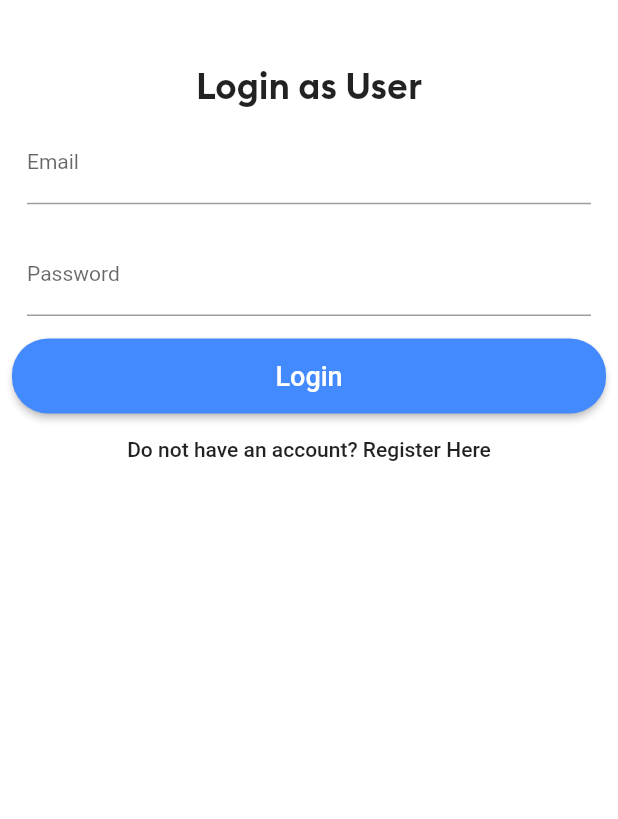
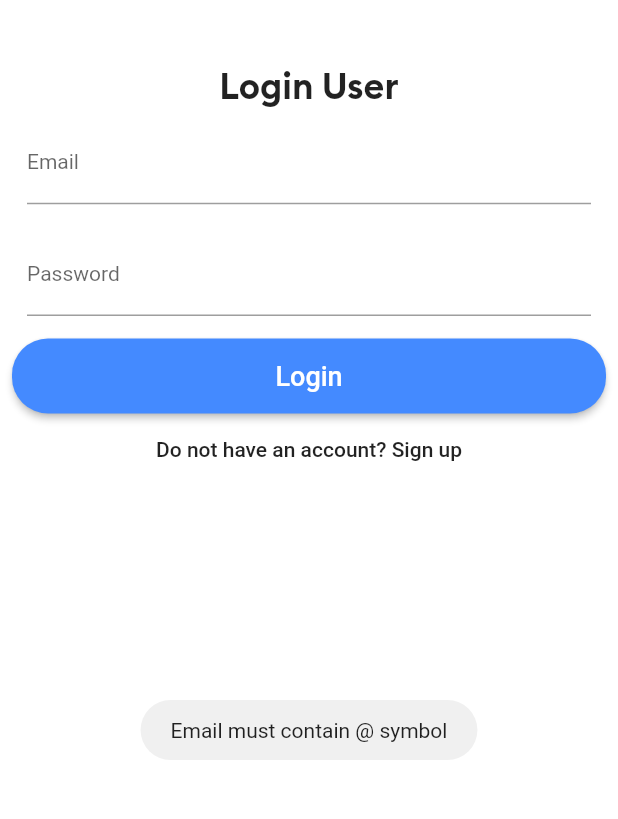
Before and after one commit to ripperkumar/apm-user-side, a Flutter app: the screen it shows after launch, after a tap on "Login", on a phone screen of 412 x 824 dp, the part 380-1199 px from its top. Run offline on Flutter 3.47's test engine with Material 2 defaults, Android fonts, the light colour scheme and no system bars; our stand-ins replace firebase_auth, firebase_core, firebase_database, fluttertoast; accounts and stored records are empty; Roboto replaces fonts that are missing (Brand Bold).

Commit message:
third commit

```diff
--- a/lib/AllScreens/loginScreen.dart
+++ b/lib/AllScreens/loginScreen.dart
@@ -1,9 +1,16 @@
+import 'package:firebase_database/firebase_database.dart';
 import 'package:flutter/material.dart';
+import 'package:rider_app_apm/AllScreens/mainscreen.dart';
 import 'package:rider_app_apm/AllScreens/registrationScreen.dart';
+import 'package:firebase_auth/firebase_auth.dart';
+import 'package:rider_app_apm/main.dart';
+import 'registrationScreen.dart';
+import 'package:fluttertoast/fluttertoast.dart';
 
 class LoginScreen extends StatelessWidget {
-  const LoginScreen({Key? key}) : super(key: key);
   static const String idScreen = "login";
+  TextEditingController emailTextEditingController = TextEditingController();
+  TextEditingController passwordTextEditingController = TextEditingController();
 
   @override
   Widget build(BuildContext context) {
@@ -14,10 +21,10 @@ class LoginScreen extends StatelessWidget {
           padding: const EdgeInsets.all(8.0),
           child: Column(
             children: [
-              SizedBox(
+              const SizedBox(
                 height: 5.0,
               ),
-              Padding(
+              const Padding(
                 padding: EdgeInsets.all(40.0),
                 child: Image(
                   image: AssetImage("images/apm_logo.png"),
@@ -25,19 +32,20 @@ class LoginScreen extends StatelessWidget {
                   width: 250,
                 ),
               ),
-              SizedBox(
+              const SizedBox(
                 height: 2.0,
               ),
-              Text(
-                "Login as User",
+              const Text(
+                "Login User",
                 style: TextStyle(fontSize: 24.0, fontFamily: "Brand Bolt"),
                 textAlign: TextAlign.center,
               ),
               Padding(
-                padding: EdgeInsets.all(10.0),
+                padding: const EdgeInsets.all(10.0),
                 child: TextField(
+                  controller: emailTextEditingController,
                   keyboardType: TextInputType.emailAddress,
-                  decoration: InputDecoration(
+                  decoration: const InputDecoration(
                     labelText: "Email",
                     labelStyle: TextStyle(
                       fontSize: 14.0,
@@ -47,14 +55,15 @@ class LoginScreen extends StatelessWidget {
                       fontSize: 10.0,
                     ),
                   ),
-                  style: TextStyle(fontSize: 14.0),
+                  style: const TextStyle(fontSize: 14.0),
                 ),
               ),
               Padding(
-                padding: EdgeInsets.all(10.0),
+                padding: const EdgeInsets.all(10.0),
                 child: TextField(
+                  controller: passwordTextEditingController,
                   obscureText: true,
-                  decoration: InputDecoration(
+                  decoration: const InputDecoration(
                     labelText: "Password",
                     labelStyle: TextStyle(
                       fontSize: 14.0,
@@ -64,16 +73,28 @@ class LoginScreen extends StatelessWidget {
                       fontSize: 10.0,
                     ),
                   ),
-                  style: TextStyle(fontSize: 14.0),
+                  style: const TextStyle(fontSize: 14.0),
                 ),
               ),
-              SizedBox(
+              const SizedBox(
                 height: 5.0,
               ),
               RaisedButton(
                   color: Colors.blueAccent,
                   textColor: Colors.white,
-                  child: Container(
+                  shape: RoundedRectangleBorder(
+                    borderRadius: BorderRadius.circular(24.0),
+                  ),
+                  onPressed: () {
+                    if (!emailTextEditingController.text.contains("@")) {
+                      displayToastMessage(
+                          "Email must contain @ symbol", context);
+                    } else if (passwordTextEditingController.text.length < 7) {
+                      displayToastMessage("password is mandatory", context);
+                    }else{
+                    loginAndAuthenticate(context);
+                  }},
+                  child: const SizedBox(
                     height: 50.0,
                     child: Center(
                         child: Text(
@@ -81,22 +102,54 @@ class LoginScreen extends StatelessWidget {
                       style:
                           TextStyle(fontSize: 18.0, fontFamily: "Brand Bold"),
                     )),
-                  ),
-                  shape: new RoundedRectangleBorder(
-                    borderRadius: new BorderRadius.circular(24.0),
-                  ),
-                  onPressed: () {
-                    print("button pressed");
-                  }),
+                  )),
               FlatButton(
                   onPressed: () {
-                    Navigator.pushNamedAndRemoveUntil(context, RegistrationScreen.idScreen, (route) => false);
+                    Navigator.pushNamedAndRemoveUntil(
+                        context, RegistrationScreen.idScreen, (route) => false);
                   },
-                  child: Text("Do not have an account? Register Here"))
+                  child: const Text("Do not have an account? Sign up"))
             ],
           ),
         ),
       ),
     );
   }
+
+  final FirebaseAuth _firebaseAuth = FirebaseAuth.instance;
+
+  void loginAndAuthenticate(BuildContext context) async {
+    final firebaseUser = (await _firebaseAuth
+            .signInWithEmailAndPassword(
+                email: emailTextEditingController.text,
+                password: passwordTextEditingController.text)
+            .catchError((errormsg) {
+      displayToastMessage("Error$errormsg", context);
+    }))
+        .user;
+
+    if (firebaseUser != null) {
+      userRef
+          .child(firebaseUser.uid)
+          .once()
+          .then((DatabaseEvent databaseEvent) {
+                if (databaseEvent.snapshot.value != null) {
+                  Navigator.pushNamedAndRemoveUntil(
+                      context, MainScreen.idScreen, (route) => false);
+                  displayToastMessage("Logged In Sucessfully", context);
+                } else {
+                  _firebaseAuth.signOut();
+                  displayToastMessage(
+                      "No record exist for this account. Please create new account",
+                      context);
+                }
+              });
+    } else {
+      displayToastMessage("Error occurred cannot log In", context);
+    }
+  }
+
+  void displayToastMessage(String message, BuildContext context) {
+    Fluttertoast.showToast(msg: message);
+  }
 }
--- a/lib/AllScreens/mainscreen.dart
+++ b/lib/AllScreens/mainscreen.dart
@@ -2,7 +2,7 @@ import 'package:flutter/material.dart';
 
 class MainScreen extends StatefulWidget {
   const MainScreen({Key? key}) : super(key: key);
-  static const String idScreen= "mainScreen";
+  static const String idScreen = "mainScreen";
 
   @override
   State<MainScreen> createState() => _MainScreenState();
--- a/lib/main.dart
+++ b/lib/main.dart
@@ -5,13 +5,14 @@ import 'package:firebase_core/firebase_core.dart';
 import 'package:rider_app_apm/AllScreens/mainscreen.dart';
 import 'package:rider_app_apm/AllScreens/registrationScreen.dart';
 
-void main() async{
+void main() async {
   WidgetsFlutterBinding.ensureInitialized();
-  await Firebase.initializeApp(
-  );
+  await Firebase.initializeApp();
   runApp(const MyApp());
 }
+
 DatabaseReference userRef = FirebaseDatabase.instance.ref().child("users");
+
 class MyApp extends StatelessWidget {
   const MyApp({Key? key}) : super(key: key);
 
@@ -20,15 +21,13 @@ class MyApp extends StatelessWidget {
     return MaterialApp(
       title: 'Apm rider app',
       theme: ThemeData(
-
         primarySwatch: Colors.blue,
       ),
       initialRoute: LoginScreen.idScreen,
       routes: {
-        RegistrationScreen.idScreen:(context)=>RegistrationScreen(),
-        LoginScreen.idScreen:(context)=>const LoginScreen(),
-        MainScreen.idScreen:(context)=>const MainScreen(),
-
+        RegistrationScreen.idScreen: (context) => RegistrationScreen(),
+        LoginScreen.idScreen: (context) => LoginScreen(),
+        MainScreen.idScreen: (context) =>  MainScreen(),
       },
       debugShowCheckedModeBanner: false,
     );
```
Also changed, not shown: lib/AllScreens/registrationScreen.dart (+35 -43 lines).
